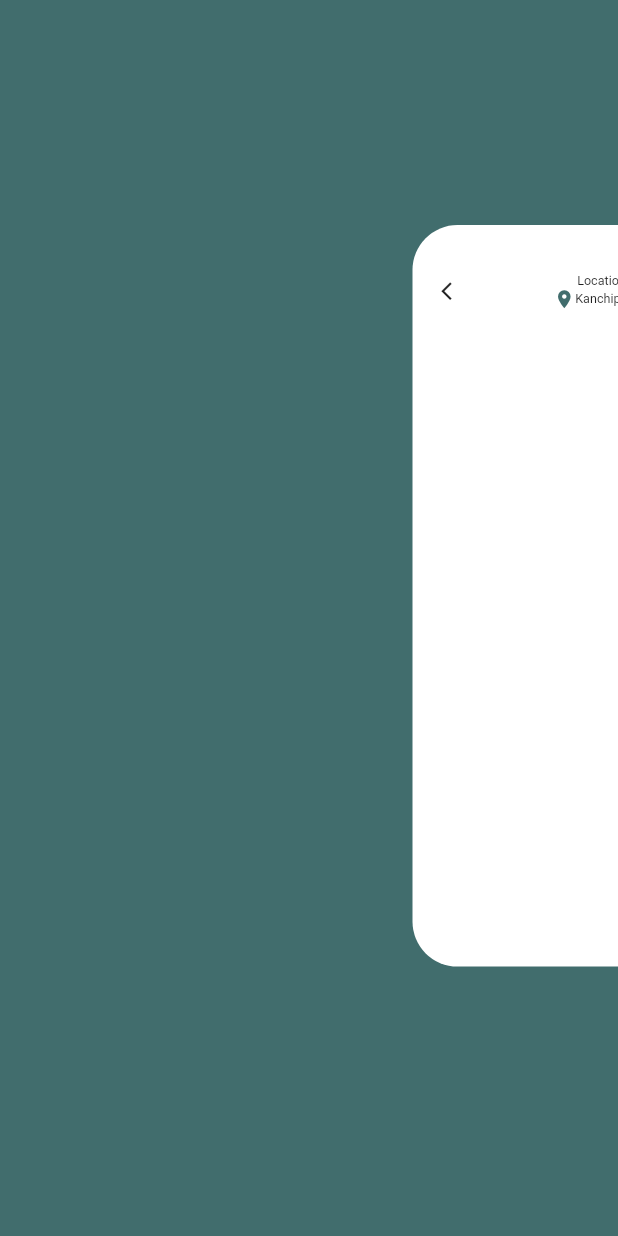
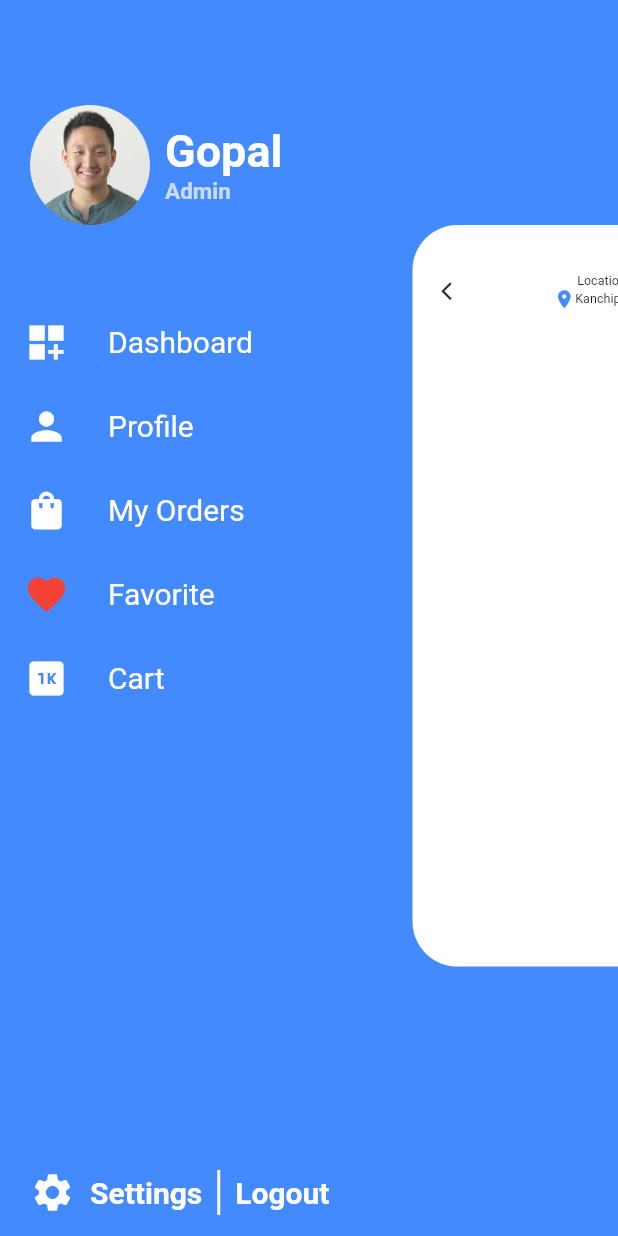
Before and after one commit to techyshopy/easyhome, a Flutter app: the screen it shows after launch, after a tap on the "menu" icon, on a phone screen of 412 x 824 dp. Run offline on Flutter 3.47's test engine with Material 2 defaults, Android fonts, the phone set to English and light mode, and no system bars; our stand-ins replace font_awesome_flutter.

Commit message:
drawer design full

```diff
--- a/lib/configuration.dart
+++ b/lib/configuration.dart
@@ -1,7 +1,7 @@
 import 'package:flutter/material.dart';
 import 'package:font_awesome_flutter/font_awesome_flutter.dart';
 
-Color primaryGreen = Color(0xff416d6d);
+Color primaryGreen = Colors.blueAccent;
 List<BoxShadow> shadowList =[
   BoxShadow(color: Colors.grey[300], blurRadius: 30,offset: Offset(0,10))
 ];
--- a/lib/drawerscreen.dart
+++ b/lib/drawerscreen.dart
@@ -11,6 +11,78 @@ class _DrawerScreenState extends State<DrawerScreen> {
   Widget build(BuildContext context) {
     return Container(
       color: primaryGreen,
+      padding: EdgeInsets.only(top: 50),
+      child: Column(
+        children: [
+          Padding(
+            padding: const EdgeInsets.only(top: 20,left: 20),
+            child: Row(
+              children: [
+                CircleAvatar(radius: 40,backgroundImage: AssetImage('images/profile.jpg'),),
+                SizedBox(width: 10,),
+                Column(
+                  crossAxisAlignment: CrossAxisAlignment.start,
+                  children: [
+                    Text("Gopal", style: TextStyle(color: Colors.white,fontWeight: FontWeight.bold,fontSize: 30),),
+                    Text("Admin",style: TextStyle(color: Colors.white70,fontWeight: FontWeight.bold,fontSize: 15),)
+                  ],
+                ),
+              ],
+            ),
+          ),
+        SizedBox(height: 50,),
+        ListTile(
+          leading: Icon(Icons.dashboard_customize,size: 30,color: Colors.white,),
+          title: Text('Dashboard',style: TextStyle(fontSize: 20,color: Colors.white),),
+          onTap: (){},
+        ),
+          ListTile(
+            leading: Icon(Icons.person,size: 30,color: Colors.white,),
+            title: Text('Profile',style: TextStyle(fontSize: 20,color: Colors.white),),
+            onTap: (){},
+          ),
+          ListTile(
+            leading: Icon(Icons.shopping_bag,size: 30,color: Colors.white,),
+            title: Text('My Orders',style: TextStyle(fontSize: 20,color: Colors.white),),
+            onTap: (){},
+          ),
+          ListTile(
+            leading: Icon(Icons.favorite,size: 30,color: Colors.red,),
+            title: Text('Favorite',style: TextStyle(fontSize: 20,color: Colors.white),),
+            onTap: (){},
+          ),
+          ListTile(
+            leading: Icon(Icons.one_k,size: 30,color: Colors.white,),
+            title: Text('Cart',style: TextStyle(fontSize: 20,color: Colors.white),),
+            onTap: (){},
+          ),
+          SizedBox(height: 300,),
+
+
+
+
+
+
+          Padding(
+            padding: const EdgeInsets.only(left: 20),
+            child: Row(
+              children: [
+                Icon(Icons.settings,color: Colors.white,size: 30,),
+                SizedBox(width: 10,),
+                Text("Settings",style: TextStyle(color: Colors.white,fontWeight: FontWeight.bold,fontSize: 20),),
+                SizedBox(width: 10,),
+                Container(
+                  width: 2,
+                  height: 30,
+                  color: Colors.white,
+                ),
+                  SizedBox(width: 10,),
+                Text("Logout",style: TextStyle(color: Colors.white,fontWeight: FontWeight.bold,fontSize: 20),)
+              ],
+            ),
+          ),
+        ],
+      ),
     );
   }
 }
--- a/lib/main.dart
+++ b/lib/main.dart
@@ -7,6 +7,7 @@ void main(){
   runApp(MaterialApp(home: HomePage(),));
 }
 class HomePage extends StatelessWidget {
+
   @override
   Widget build(BuildContext context) {
     return Scaffold(
--- a/pubspec.yaml
+++ b/pubspec.yaml
@@ -46,8 +46,8 @@ flutter:
   uses-material-design: true
 
   # To add assets to your application, add an assets section, like this:
-  # assets:
-  #   - images/a_dot_burr.jpeg
+  assets:
+     - images/
   #   - images/a_dot_ham.jpeg
 
   # An image asset can refer to one or more resolution-specific "variants", see
```
Also changed, not shown: images/profile.jpg (added).
